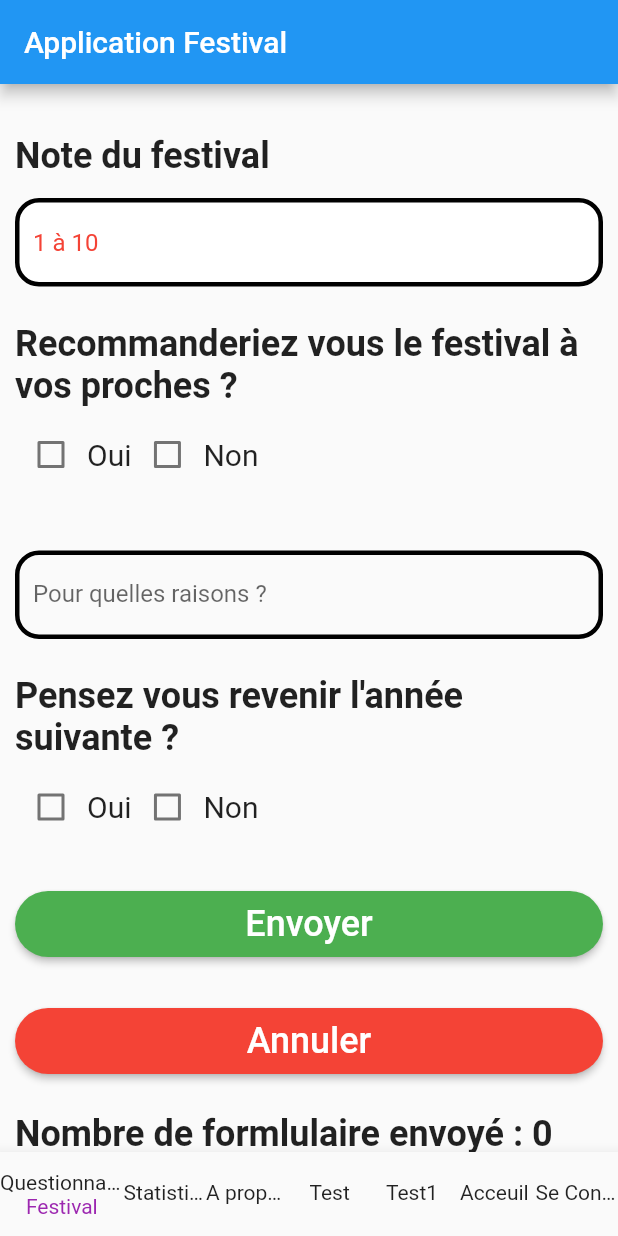
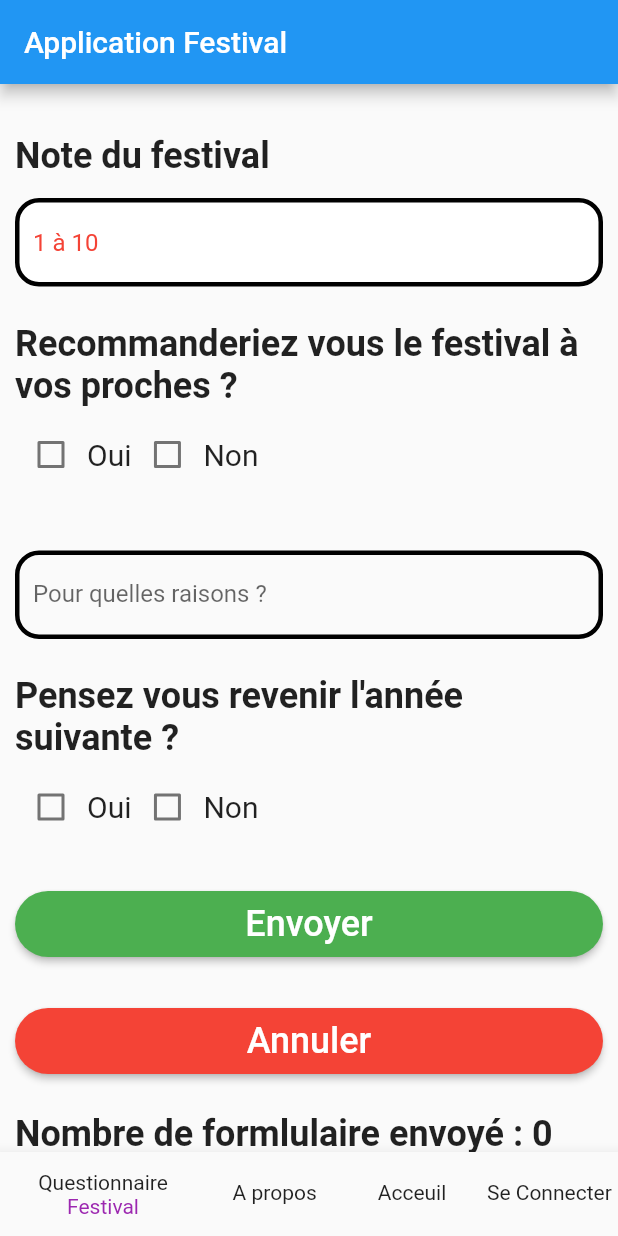
Before and after one commit to geoffrey66280/FlutterappFestival, a Flutter app: the screen it shows after launch, on a phone screen of 412 x 824 dp. Run offline on Flutter 3.47's test engine with Material 2 defaults, Android fonts, the light colour scheme and no system bars; missing offline and left inert: passwordfield.

Commit message:
Page de co

```diff
--- a/lib/main.dart
+++ b/lib/main.dart
@@ -1,5 +1,5 @@
 import 'package:festival/acceuil.dart';
-import 'package:festival/seConnecter.dart';
+import 'package:festival/seconnecter.dart';
 import 'package:festival/test.dart';
 import 'package:festival/test1.dart';
 import 'package:flutter/material.dart';
@@ -59,22 +59,17 @@ class _MainPageState extends State<MainPage> {
           title: Text('Festival')
 
         ),
-        BottomNavigationBarItem(
-          icon: Text('Statistiques'),
-            title: Text('Festival')
-        ),
+
         BottomNavigationBarItem(
           icon: Text('A propos'),
           title: Text('Festival')
         ),
+        /*
         BottomNavigationBarItem(
             icon: Text('Test'),
             title: Text('Festival')
         ),
-        BottomNavigationBarItem(
-            icon: Text('Test1'),
-            title: Text('Festival')
-        ),
+*/
         BottomNavigationBarItem(
             icon: Text('Acceuil'),
             title: Text('Festival')
@@ -94,17 +89,16 @@ class _MainPageState extends State<MainPage> {
       case 0:
         return questionnaire();
       case 1:
-        return const Statistiques();
-      case 2:
         return const Apropos();
+        /*
       case 3:
         return const test();
-      case 4:
-        return const test1();
-      case 5:
+        */
+
+      case 2:
         return const Accueil();
-      case 6:
-        return const seConnecter();
+      case 3:
+        return const seconnecter();
       default:
        return Container();
 
```
Also changed, not shown: lib/seconnecter.dart (renamed from lib/seConnecter.dart, +38 -5 lines), pubspec.lock.
